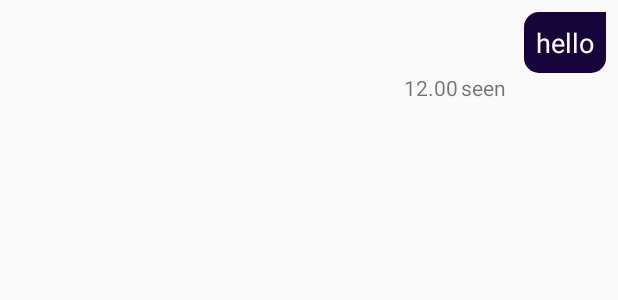
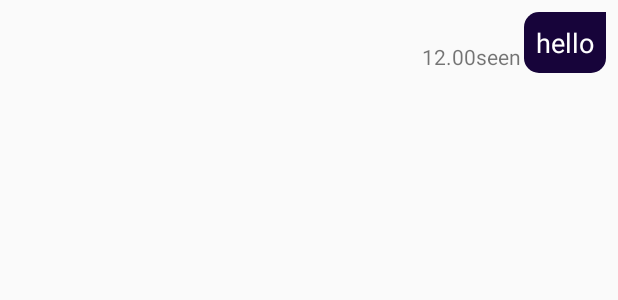
Before and after one commit to jezzyjames/CarUserApp, an Android app: the layout chat_item_right.xml on its own in the app's theme, with its tools: preview values and no code run, on a phone screen of 412 x 824 dp. Shown: the top 300 px of the screen. Run offline under Robolectric (Android 15) with nearby library versions, the light colour scheme and no system bars.

Commit message:
fix dateformat

```diff
--- a/app/src/main/java/com/cs/tu/caruserapp/Adapter/MessageAdapter.java
+++ b/app/src/main/java/com/cs/tu/caruserapp/Adapter/MessageAdapter.java
@@ -68,7 +68,7 @@ public class MessageAdapter extends RecyclerView.Adapter<MessageAdapter.ViewHold
             if(chat.isIsseen()){
                 holder.txt_seen.setText("Seen");
             }else{
-                holder.txt_seen.setText("Delivered");
+                holder.txt_seen.setText("Sent");
             }
         }else{
             holder.txt_seen.setVisibility(View.GONE);
--- a/app/src/main/res/layout/chat_item_right.xml
+++ b/app/src/main/res/layout/chat_item_right.xml
@@ -34,17 +34,17 @@
             android:id="@+id/send_time_stamp"
             android:layout_width="wrap_content"
             android:layout_height="wrap_content"
-            android:layout_below="@id/show_message"
-            android:layout_marginLeft="165dp"
+            android:layout_toLeftOf="@id/txt_seen"
+            android:layout_marginVertical="20dp"
             android:text="12.00"/>
 
         <TextView
             android:id="@+id/txt_seen"
             android:layout_width="wrap_content"
             android:layout_height="wrap_content"
-            android:layout_below="@id/show_message"
-            android:layout_toRightOf="@id/send_time_stamp"
-            android:layout_marginLeft="2dp"
+            android:layout_marginVertical="20dp"
+            android:layout_toLeftOf="@id/show_message"
+            android:layout_marginRight="2dp"
             android:text="seen" />
 
 
```
Also changed, not shown: app/src/main/java/com/cs/tu/caruserapp/MessageActivity.java (+12 -3 lines), app/src/main/res/layout/chat_item_left.xml (+4 -3 lines).
